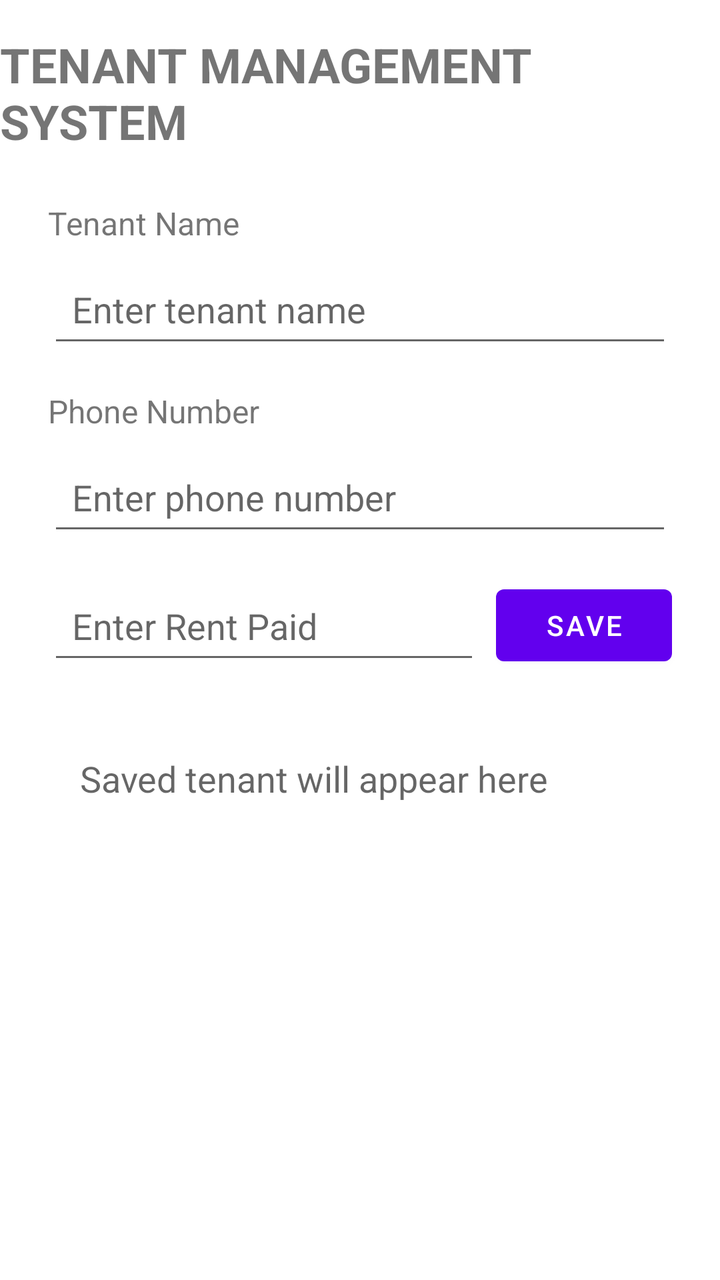
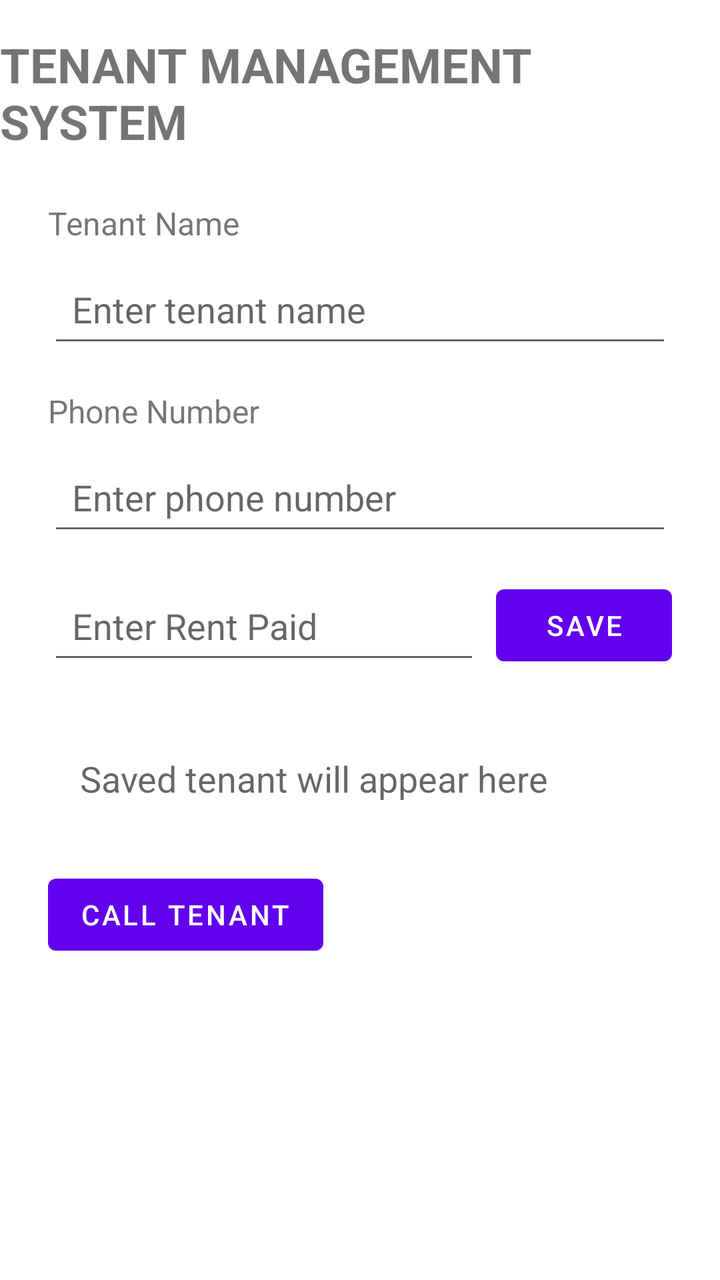

Screens rendered from an Android XML layout before and after an edit, with the pre-edit source and the edit as a unified diff.
<!-- AndroidManifest.xml: application theme Theme.TenantManagementSystem -->
<!-- res/layout/activity_main.xml -->
<?xml version="1.0" encoding="utf-8"?>
<layout xmlns:android="http://schemas.android.com/apk/res/android"
    xmlns:app="http://schemas.android.com/apk/res-auto">
    <data>
        <variable
            name="tenant"
            type="com.example.tenantmanagementsystem.Tenant" />
    </data>
    <androidx.constraintlayout.widget.ConstraintLayout
        android:layout_width="match_parent"
        android:layout_height="match_parent">
        <TextView
            android:id="@+id/titleTextView"
            android:layout_width="wrap_content"
            android:layout_height="wrap_content"
            android:layout_marginTop="16dp"
            android:text="TENANT MANAGEMENT SYSTEM"
            android:textSize="24sp"
            android:textStyle="bold"
            app:layout_constraintEnd_toEndOf="parent"
            app:layout_constraintHorizontal_bias="1.0"
            app:layout_constraintStart_toStartOf="parent"
            app:layout_constraintTop_toTopOf="parent" />
        <TextView
            android:id="@+id/tenantNameLabel"
            android:layout_width="wrap_content"
            android:layout_height="wrap_content"
            android:layout_marginStart="24dp"
            android:layout_marginTop="24dp"
            android:text="Tenant Name"
            android:textSize="16sp"
            app:layout_constraintStart_toStartOf="parent"
            app:layout_constraintTop_toBottomOf="@id/titleTextView" />
        <EditText
            android:id="@+id/tenantNameEditText"
            android:layout_width="0dp"
            android:layout_height="wrap_content"
            android:layout_marginStart="24dp"
            android:layout_marginTop="8dp"
            android:layout_marginEnd="24dp"
            android:hint="Enter tenant name"
            android:minHeight="48dp"
            android:padding="12dp"
            app:layout_constraintEnd_toEndOf="parent"
            app:layout_constraintStart_toStartOf="parent"
            app:layout_constraintTop_toBottomOf="@id/tenantNameLabel" />
        <TextView
            android:id="@+id/phoneLabel"
            android:layout_width="wrap_content"
            android:layout_height="wrap_content"
            android:layout_marginStart="24dp"
            android:layout_marginTop="16dp"
            android:text="Phone Number"
            android:textSize="16sp"
            app:layout_constraintStart_toStartOf="parent"
            app:layout_constraintTop_toBottomOf="@id/tenantNameEditText" />
        <EditText
            android:id="@+id/phoneEditText"
            android:layout_width="0dp"
            android:layout_height="wrap_content"
            android:layout_marginStart="24dp"
            android:layout_marginTop="8dp"
            android:layout_marginEnd="24dp"
            android:hint="Enter phone number"
            android:inputType="phone"
            android:minHeight="48dp"
            android:padding="12dp"
            app:layout_constraintEnd_toEndOf="parent"
            app:layout_constraintStart_toStartOf="parent"
            app:layout_constraintTop_toBottomOf="@id/phoneLabel" />
        <EditText
            android:id="@+id/rentEditText"
            android:layout_width="0dp"
            android:layout_height="wrap_content"
            android:layout_marginStart="24dp"
            android:layout_marginTop="16dp"
            android:layout_marginEnd="8dp"
            android:hint="Enter Rent Paid"
            android:inputType="numberDecimal"
            android:minHeight="48dp"
            android:padding="12dp"
            app:layout_constraintEnd_toStartOf="@id/saveButton"
            app:layout_constraintStart_toStartOf="parent"
            app:layout_constraintTop_toBottomOf="@id/phoneEditText" />
        <Button
            android:id="@+id/saveButton"
            android:layout_width="wrap_content"
            android:layout_height="wrap_content"
            android:layout_marginEnd="24dp"
            android:text="SAVE"
            app:layout_constraintEnd_toEndOf="parent"
            app:layout_constraintTop_toTopOf="@id/rentEditText" />
        <TextView
            android:id="@+id/tenantResultTextView"
            android:layout_width="0dp"
            android:layout_height="wrap_content"
            android:layout_margin="24dp"
            android:padding="16dp"
            android:text="@{tenant.summary()}"
            android:hint="Saved tenant will appear here"
            android:textSize="18sp"
            app:layout_constraintEnd_toEndOf="parent"
            app:layout_constraintStart_toStartOf="parent"
            app:layout_constraintTop_toBottomOf="@id/rentEditText" />
    </androidx.constraintlayout.widget.ConstraintLayout>
</layout>
<!-- resources referenced by this layout -->
<resources>
  <style name="Theme.TenantManagementSystem" parent="Theme.MaterialComponents.DayNight.DarkActionBar">
          
          <item name="colorPrimary">@color/purple_500</item>
          <item name="colorPrimaryVariant">@color/purple_700</item>
          <item name="colorOnPrimary">@color/white</item>
          
          <item name="colorSecondary">@color/teal_200</item>
          <item name="colorSecondaryVariant">@color/teal_700</item>
          <item name="colorOnSecondary">@color/black</item>
          
          <item name="android:statusBarColor">?attr/colorPrimaryVariant</item>
          
      </style>
  <color name="purple_500">#FF6200EE</color>
  <color name="purple_700">#FF3700B3</color>
  <color name="white">#FFFFFFFF</color>
  <color name="teal_200">#FF03DAC5</color>
  <color name="teal_700">#FF018786</color>
  <color name="black">#FF000000</color>
</resources>

<!-- the commit's change to res/layout/activity_main.xml (unified diff, before → after) -->
@@ -6,6 +6,7 @@
             name="tenant"
             type="com.example.tenantmanagementsystem.Tenant" />
     </data>
+
     <androidx.constraintlayout.widget.ConstraintLayout
         android:layout_width="match_parent"
         android:layout_height="match_parent">
@@ -102,5 +103,14 @@
             app:layout_constraintEnd_toEndOf="parent"
             app:layout_constraintStart_toStartOf="parent"
             app:layout_constraintTop_toBottomOf="@id/rentEditText" />
+        <Button
+            android:id="@+id/callButton"
+            android:layout_width="wrap_content"
+            android:layout_height="wrap_content"
+            android:text="CALL TENANT"
+            android:layout_marginStart="24dp"
+            android:layout_marginTop="16dp"
+            app:layout_constraintTop_toBottomOf="@id/tenantResultTextView"
+            app:layout_constraintStart_toStartOf="parent" />
     </androidx.constraintlayout.widget.ConstraintLayout>
 </layout>
